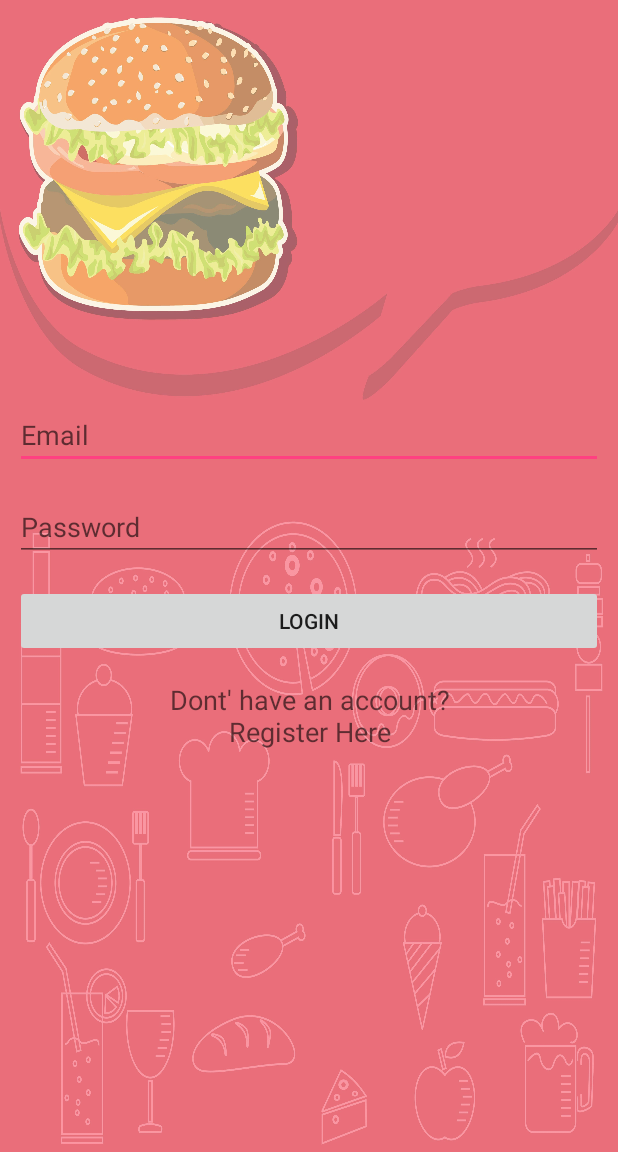
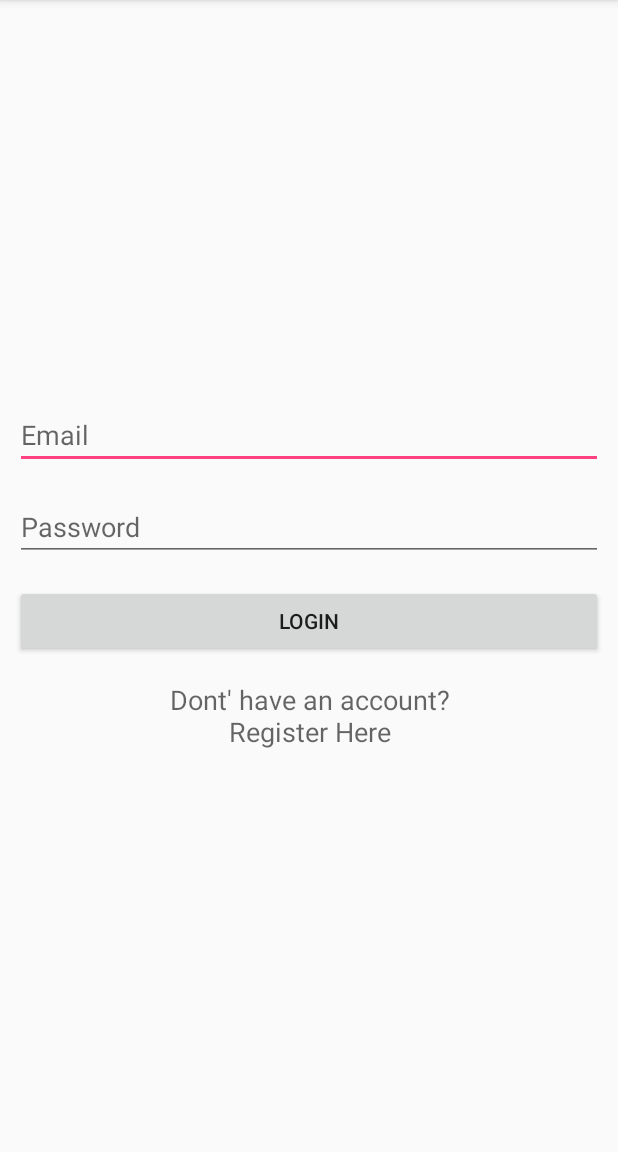
Before and after one commit to aakashswain001/MaithonCenteen, an Android app: the screen it shows after launch (LoginActivity), on a phone screen of 412 x 824 dp, the part 84-1236 px from its top. Run offline under Robolectric (Android 15) with nearby library versions, the phone set to English and light mode, and no system bars; our stand-ins replace Volley.

```diff
--- a/app/src/main/java/xyz/sleepygamers/maithoncenteen/MainActivity.java
+++ b/app/src/main/java/xyz/sleepygamers/maithoncenteen/MainActivity.java
@@ -27,7 +27,7 @@ public class MainActivity extends AppCompatActivity
         setContentView(R.layout.activity_main);
 
         //return to login if not logged in
-        if (!SharedPrefManager.getInstance(this).isLoggedIn()) {
+       if (!SharedPrefManager.getInstance(this).isLoggedIn()) {
             finish();
             startActivity(new Intent(this, LoginActivity.class));
         }
--- a/app/src/main/res/layout/activity_login.xml
+++ b/app/src/main/res/layout/activity_login.xml
@@ -5,13 +5,6 @@
     android:layout_width="match_parent"
     android:layout_height="match_parent"
     tools:context="xyz.sleepygamers.maithoncenteen.LoginActivity">
-
-    <ImageView
-        android:layout_width="match_parent"
-        android:layout_height="match_parent"
-        android:background="@drawable/bg"
-        android:alpha="0.7"/>
-
 
     <LinearLayout
         android:layout_width="match_parent"
```
Also changed, not shown: app/src/main/res/drawable/bg.jpg.
